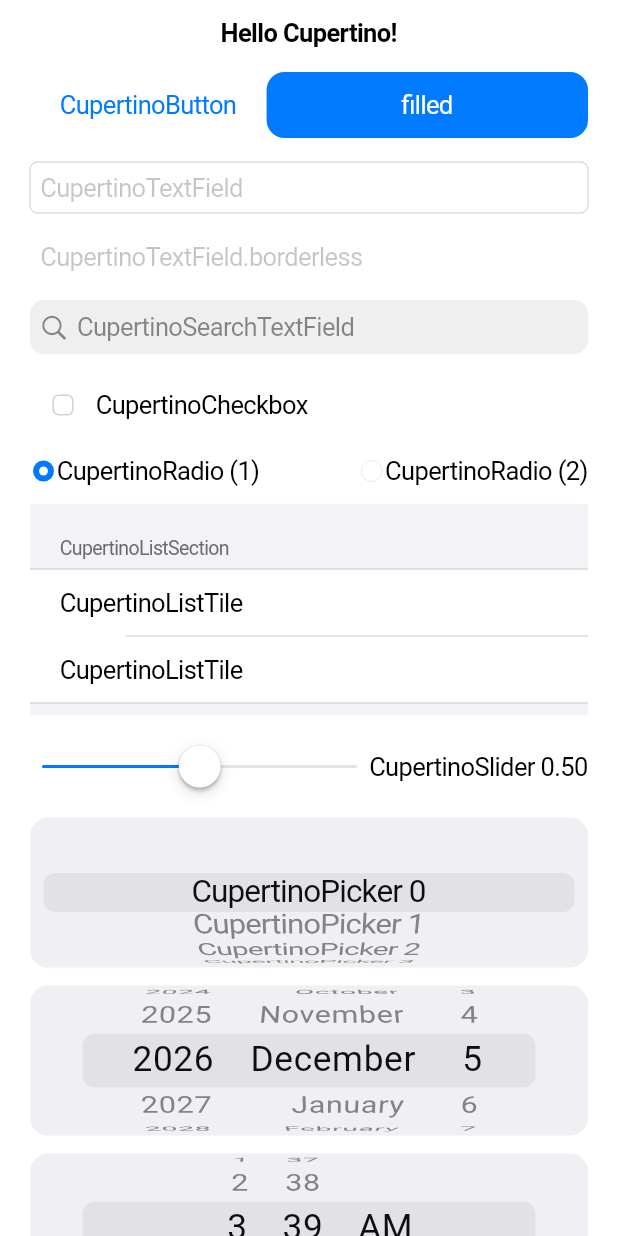
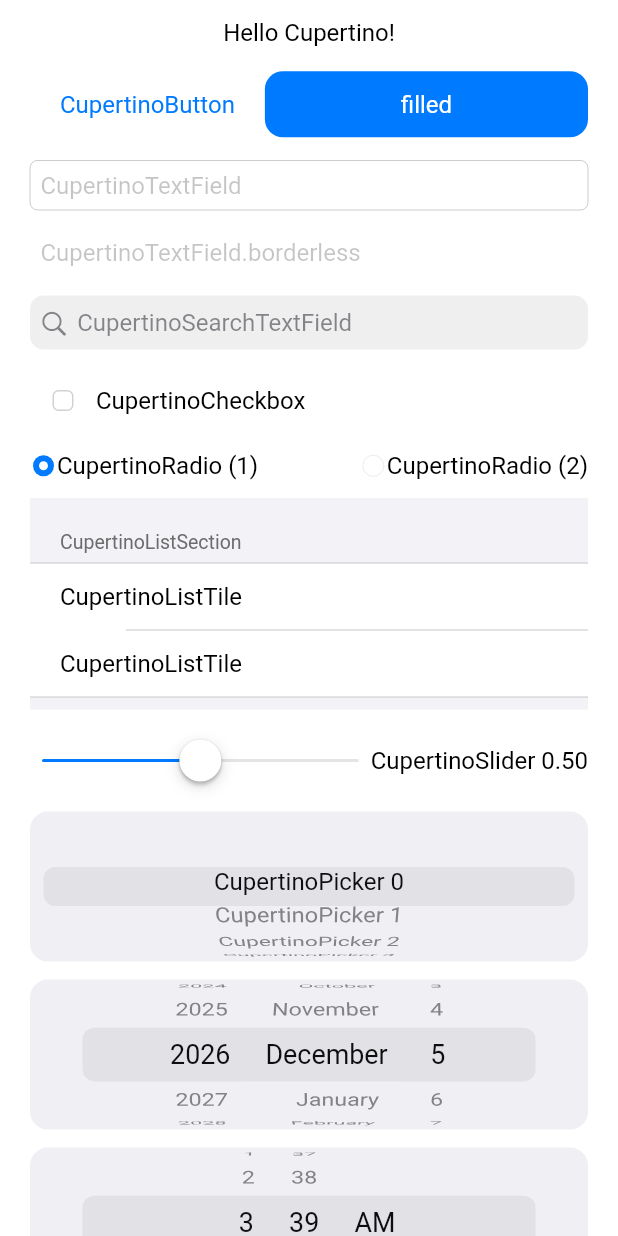
Before and after one commit to Guest-01/cupertino_demo, a Flutter app: the screen it shows after launch, on a phone screen of 412 x 824 dp. Run offline on Flutter 3.47's test engine with Material 3 defaults, Android fonts, the phone set to English and light mode, and no system bars; our stand-ins replace vibration; Roboto replaces fonts that are missing (Pretendard); project files that could hold a hidden picture were left out.

Commit message:
change fonts

```diff
--- a/lib/main.dart
+++ b/lib/main.dart
@@ -22,9 +22,28 @@ class _MainAppState extends State<MainApp> {
   RadioOptions radio = RadioOptions.one;
   double slider = 0.5;
 
+  TextStyle fontStyle = const TextStyle(
+    fontFamily: 'Pretendard',
+    color: CupertinoColors.label,
+    fontSize: 16,
+  );
+
   @override
   Widget build(BuildContext context) {
     return CupertinoApp(
+      theme: CupertinoThemeData(
+        textTheme: CupertinoTextThemeData(
+          textStyle: fontStyle,
+          actionTextStyle: fontStyle,
+          dateTimePickerTextStyle: fontStyle,
+          navActionTextStyle: fontStyle,
+          navLargeTitleTextStyle: fontStyle,
+          navTitleTextStyle: fontStyle,
+          pickerTextStyle: fontStyle,
+          tabLabelTextStyle: fontStyle,
+        ),
+        applyThemeToAll: true,
+      ),
       home: CupertinoPageScaffold(
         navigationBar: const CupertinoNavigationBar(
           middle: Text('Hello Cupertino!'),
```
Also changed, not shown: pubspec.yaml (+21 -0 lines), fonts/Pretendard-Thin.otf (added), 8 other files.
